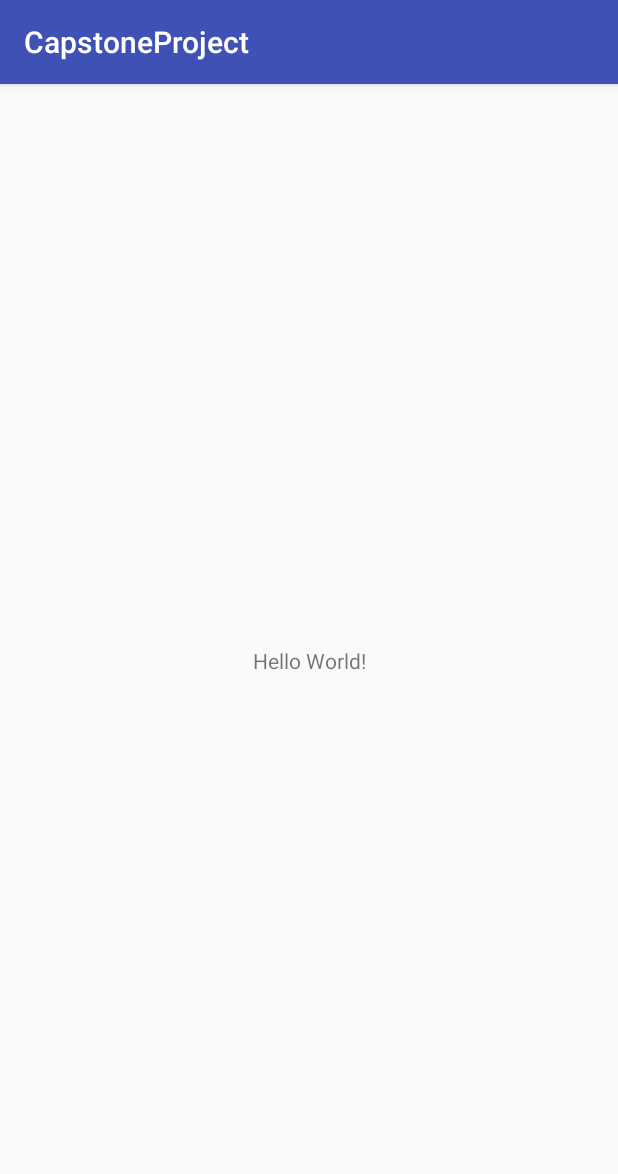
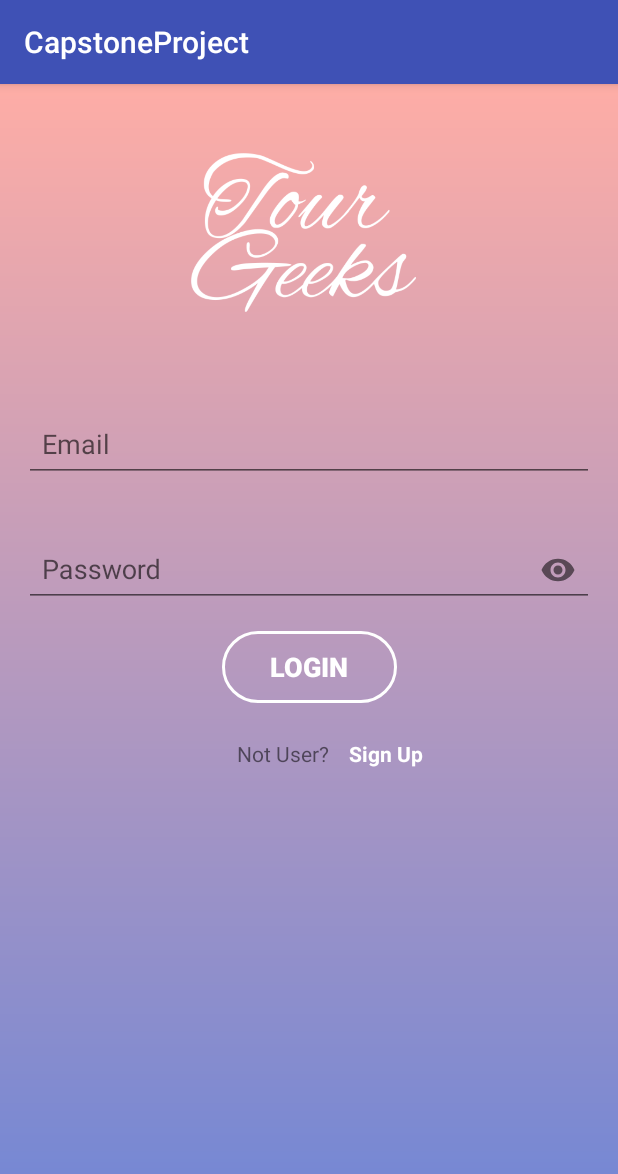
Before and after one commit to MoustafaElsaghier/CapstoneProject, an Android app: the screen it shows after launch (LoginActivity), on a phone screen of 412 x 824 dp. Shown: the top 1174 px of the screen. Run offline under Robolectric (Android 15) with nearby library versions, the phone set to English and light mode, and no system bars.

Commit message:
Create UI for Login Screen

```diff
--- a/app/src/main/res/layout/content_login.xml
+++ b/app/src/main/res/layout/content_login.xml
@@ -4,17 +4,114 @@
     xmlns:tools="http://schemas.android.com/tools"
     android:layout_width="match_parent"
     android:layout_height="match_parent"
+    android:background="@drawable/gradient_bg"
+    android:focusableInTouchMode="true"
     app:layout_behavior="@string/appbar_scrolling_view_behavior"
-    tools:context="elsaghier.developer.com.capstoneproject.LoginActivity"
+    tools:context="elsaghier.example.com.capstonestage.Activities.LoginActivity"
     tools:showIn="@layout/activity_login">
+
+    <ImageView
+        android:id="@+id/roundedImageView"
+        android:layout_width="150dp"
+        android:layout_height="150dp"
+        android:layout_marginEnd="8dp"
+        android:layout_marginTop="24dp"
+        android:contentDescription="@string/logo_of_application"
+        android:src="@drawable/logo"
+        app:layout_constraintEnd_toEndOf="parent"
+        app:layout_constraintStart_toStartOf="parent"
+        app:layout_constraintTop_toTopOf="parent" />
+
+    <android.support.design.widget.TextInputLayout
+        android:id="@+id/TIL_name"
+        android:layout_width="@dimen/size_in_dp_0"
+        android:layout_height="wrap_content"
+        android:layout_marginEnd="@dimen/size_in_dp_16"
+        android:layout_marginStart="@dimen/size_in_dp_16"
+        android:layout_marginTop="@dimen/size_in_dp_32"
+        app:layout_constraintEnd_toEndOf="parent"
+        app:layout_constraintStart_toStartOf="parent"
+        app:layout_constraintTop_toBottomOf="@+id/roundedImageView">
+
+        <android.support.design.widget.TextInputEditText
+            android:layout_width="match_parent"
+            android:layout_height="wrap_content"
+            android:hint="@string/email"
+            android:inputType="text|textCapWords"
+            android:maxLength="20"
+            android:padding="@dimen/size_in_dp_12"
+            android:textColor="@android:color/white"
+            android:textColorHint="@android:color/white" />
+    </android.support.design.widget.TextInputLayout>
+
+
+    <android.support.design.widget.TextInputLayout
+        android:id="@+id/TIL_pass"
+        android:layout_width="@dimen/size_in_dp_0"
+        android:layout_height="wrap_content"
+        android:layout_marginEnd="@dimen/size_in_dp_16"
+        android:layout_marginStart="@dimen/size_in_dp_16"
+        android:layout_marginTop="24dp"
+        app:passwordToggleEnabled="true"
+        app:layout_constraintEnd_toEndOf="parent"
+        app:layout_constraintStart_toStartOf="parent"
+        app:layout_constraintTop_toBottomOf="@+id/TIL_name">
+
+        <android.support.design.widget.TextInputEditText
+            android:layout_width="match_parent"
+            android:layout_height="wrap_content"
+            android:layout_marginTop="@dimen/size_in_dp_16"
+            android:hint="@string/password_hint"
+            android:inputType="textPassword"
+            android:padding="@dimen/size_in_dp_12"
+            android:textColor="@android:color/white"
+            android:textColorHint="@android:color/white" />
+    </android.support.design.widget.TextInputLayout>
+
+    <Button
+        android:id="@+id/BTN_login"
+        android:layout_width="wrap_content"
+        android:layout_height="wrap_content"
+        android:layout_marginEnd="@dimen/size_in_dp_8"
+        android:layout_marginStart="@dimen/size_in_dp_8"
+        android:layout_marginTop="@dimen/size_in_dp_16"
+        android:background="@drawable/rounded_btn"
+        android:minWidth="@dimen/size_in_dp_96"
+        android:paddingEnd="@dimen/size_in_dp_32"
+        android:paddingStart="@dimen/size_in_dp_32"
+        android:text="@string/login_txt"
+        android:textColor="@android:color/white"
+        android:textSize="@dimen/size_in_sp_18"
+        android:textStyle="bold"
+        app:layout_constraintEnd_toEndOf="@+id/TIL_pass"
+        app:layout_constraintStart_toStartOf="@+id/TIL_pass"
+        app:layout_constraintTop_toBottomOf="@+id/TIL_pass" />
 
     <TextView
         android:layout_width="wrap_content"
         android:layout_height="wrap_content"
-        android:text="Hello World!"
-        app:layout_constraintBottom_toBottomOf="parent"
-        app:layout_constraintLeft_toLeftOf="parent"
-        app:layout_constraintRight_toRightOf="parent"
-        app:layout_constraintTop_toTopOf="parent" />
+        android:layout_marginEnd="2dp"
+        android:layout_marginStart="8dp"
+        android:text="@string/not_user"
+        android:textSize="14sp"
+        app:layout_constraintEnd_toStartOf="@+id/signUp_TV"
+        app:layout_constraintHorizontal_bias="0.166"
+        app:layout_constraintStart_toStartOf="@+id/BTN_login"
+        app:layout_constraintTop_toTopOf="@+id/signUp_TV" />
+
+    <TextView
+        android:id="@+id/signUp_TV"
+        android:layout_width="wrap_content"
+        android:layout_height="wrap_content"
+        android:layout_marginEnd="8dp"
+        android:layout_marginStart="8dp"
+        android:layout_marginTop="24dp"
+        android:text="@string/sign_up"
+        android:textColor="@android:color/white"
+        android:textStyle="bold"
+        app:layout_constraintEnd_toEndOf="parent"
+        app:layout_constraintHorizontal_bias="0.385"
+        app:layout_constraintStart_toStartOf="@+id/BTN_login"
+        app:layout_constraintTop_toBottomOf="@+id/BTN_login" />
 
 </android.support.constraint.ConstraintLayout>
```
